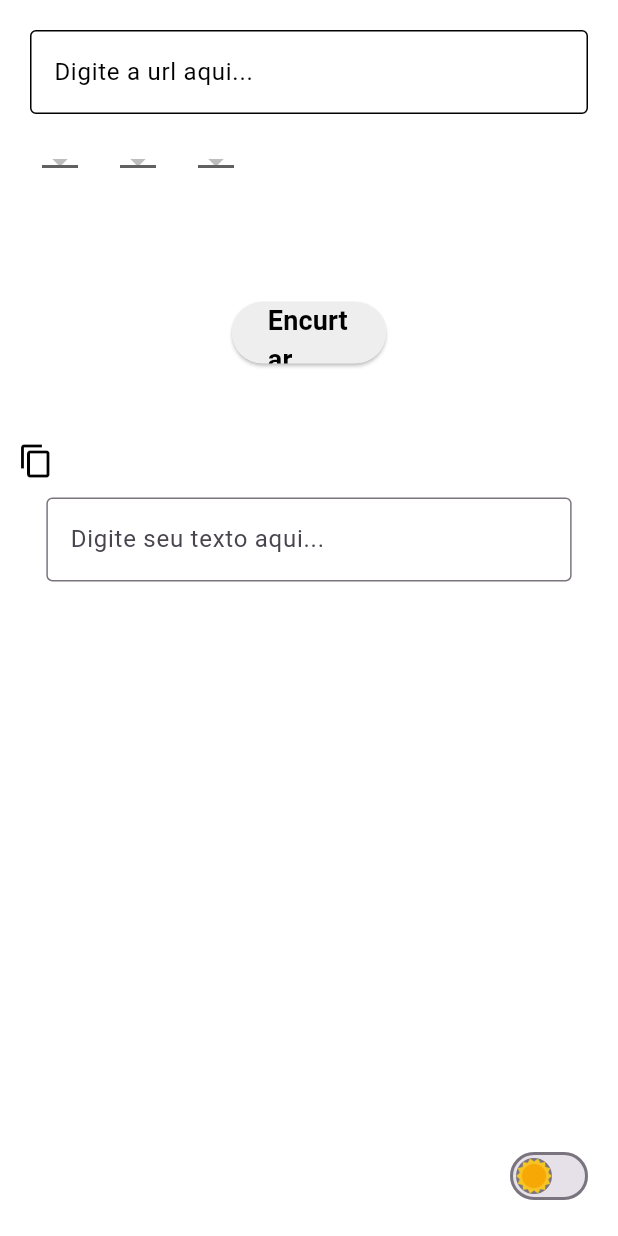
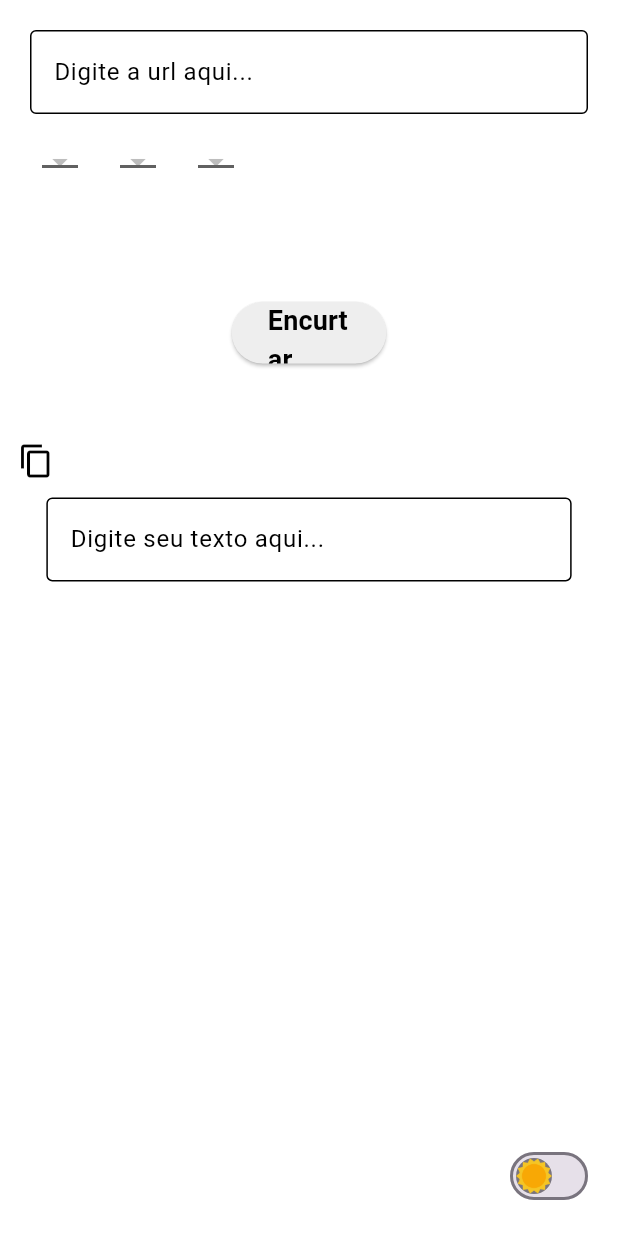
Before and after one commit to Av3z/shorten_app, a Flutter app: the screen it shows after launch, on a phone screen of 412 x 824 dp. Run offline on Flutter 3.47's test engine with Material 3 defaults, Android fonts, the phone set to English and light mode, and no system bars; our stand-ins replace flutter_bloc, gap.

Commit message:
added param isDarkTheme for update ui in selectableTextField

```diff
--- a/lib/src/widgets/selectable_text_field.dart
+++ b/lib/src/widgets/selectable_text_field.dart
@@ -1,7 +1,8 @@
 import 'package:flutter/material.dart';
 
 class SelectableTextField extends StatefulWidget {
-  const SelectableTextField({super.key});
+  final bool isDarkMode;
+  const SelectableTextField({required this.isDarkMode, super.key});
 
   @override
   State<SelectableTextField> createState() => _SelectableTextFieldState();
@@ -28,13 +29,13 @@ class _SelectableTextFieldState extends State<SelectableTextField> {
     }
 
     setState(() {
-      _controller.selection =
-          TextSelection(baseOffset: start, extentOffset: end);
+      _controller.selection = TextSelection(baseOffset: start, extentOffset: end);
     });
   }
 
   @override
   Widget build(BuildContext context) {
+    Color swithColor = widget.isDarkMode ? Colors.white : Colors.black;
     return GestureDetector(
       onDoubleTap: () {
         _selectWordAtCursor(_controller.selection);
@@ -44,9 +45,20 @@ class _SelectableTextFieldState extends State<SelectableTextField> {
         keyboardType: TextInputType.multiline,
         maxLines: null,
         expands: false,
-        decoration: const InputDecoration(
+        style: TextStyle(color: swithColor), // Adjust text color
+        decoration: InputDecoration(
           hintText: 'Digite seu texto aqui...',
-          border: OutlineInputBorder(borderSide: BorderSide()),
+          hintStyle: TextStyle(color: swithColor),
+          labelStyle: TextStyle(color: swithColor),
+          border: OutlineInputBorder(
+            borderSide: BorderSide(color: swithColor),
+          ),
+          enabledBorder: OutlineInputBorder(
+            borderSide: BorderSide(color: swithColor),
+          ),
+          focusedBorder: OutlineInputBorder(
+            borderSide: BorderSide(color: swithColor),
+          ),
         ),
       ),
     );
```
